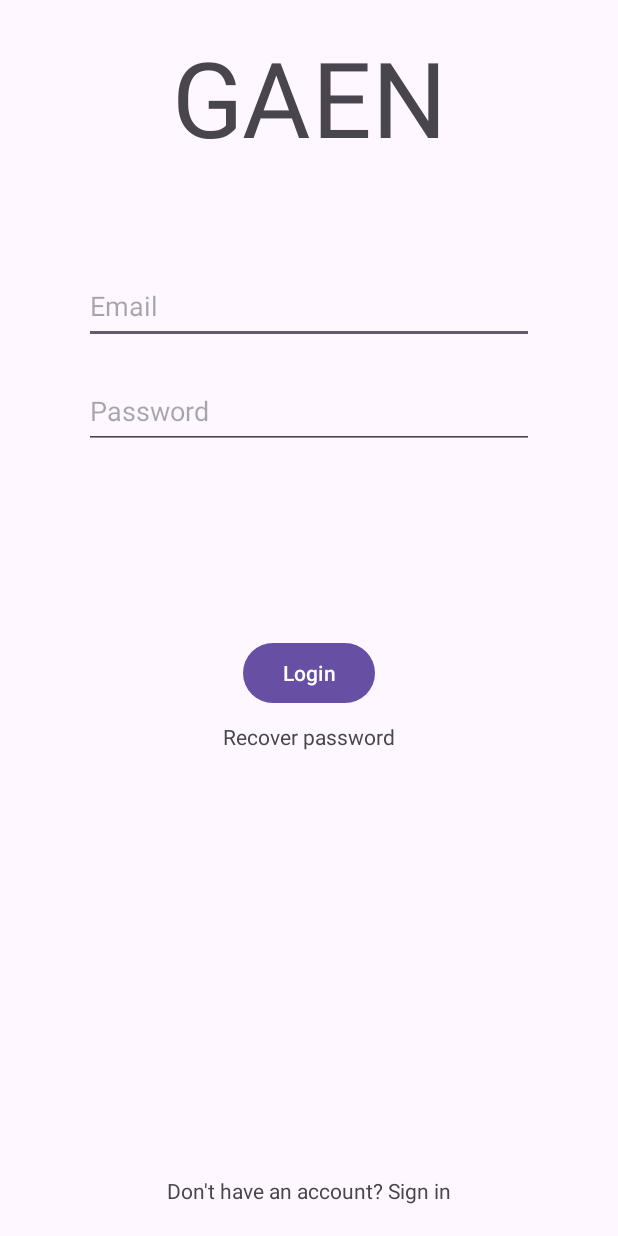
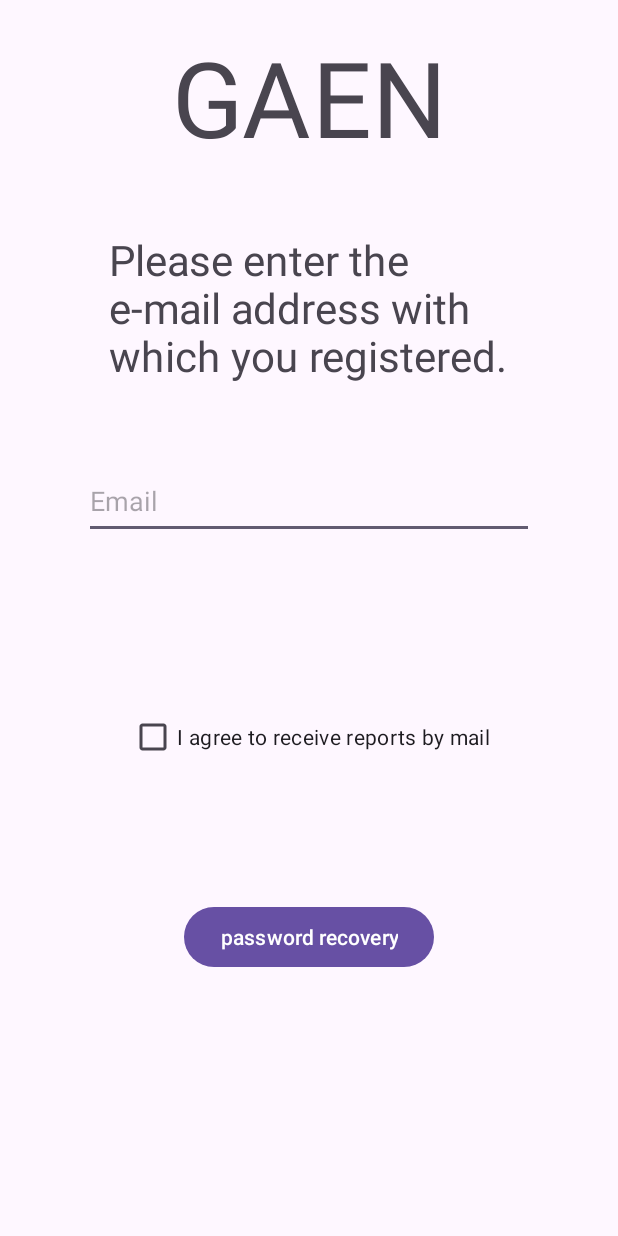
Before and after one commit to Joseleelsuper/GestorDeAlmacenamiento, an Android app: the screen it shows after launch (User before the commit, RecoverPWD after it), after a tap on "Recover password", on a phone screen of 412 x 824 dp. Run offline under Robolectric (Android 15) with nearby library versions, the phone set to English and light mode, and no system bars.

Commit message:
Avanzado en el desarrollo

```diff
--- a/app/src/main/AndroidManifest.xml
+++ b/app/src/main/AndroidManifest.xml
@@ -21,6 +21,7 @@
         <activity android:name=".user.User" />
         <activity android:name=".MainActivity"/>
         <activity android:name=".user.Register" />
+        <activity android:name=".user.RecoverPWD" />
     </application>
 
 </manifest>
--- a/app/src/main/java/com/example/gestordealmacenamiento/user/RecoverPWD.java
+++ b/app/src/main/java/com/example/gestordealmacenamiento/user/RecoverPWD.java
@@ -1,9 +1,12 @@
 package com.example.gestordealmacenamiento.user;
 
+import android.content.Intent;
 import android.os.Bundle;
+import android.view.View;
 
 import androidx.appcompat.app.AppCompatActivity;
 
+import com.example.gestordealmacenamiento.MainActivity;
 import com.example.gestordealmacenamiento.R;
 
 public class RecoverPWD extends AppCompatActivity {
@@ -13,4 +16,9 @@ public class RecoverPWD extends AppCompatActivity {
         super.onCreate(savedInstanceState);
         setContentView(R.layout.recoverpwd);
     }
+
+    public void recover(View view) {
+        Intent intent = new Intent(this, User.class);
+        startActivity(intent);
+    }
 }
--- a/app/src/main/java/com/example/gestordealmacenamiento/user/User.java
+++ b/app/src/main/java/com/example/gestordealmacenamiento/user/User.java
@@ -85,12 +85,6 @@ public class User extends AppCompatActivity {
     }
 
     /**
-     * Método que cierra sesión.
-     */
-    public void logout(View view) {
-    }
-
-    /**
      * Método que sube un archivo.
      *
      * @param file Archivo a subir.
--- a/app/src/main/res/layout/recoverpwd.xml
+++ b/app/src/main/res/layout/recoverpwd.xml
@@ -1,7 +1,6 @@
 <?xml version="1.0" encoding="utf-8"?>
 <androidx.constraintlayout.widget.ConstraintLayout xmlns:android="http://schemas.android.com/apk/res/android"
     xmlns:app="http://schemas.android.com/apk/res-auto"
-    xmlns:tools="http://schemas.android.com/tools"
     android:layout_width="match_parent"
     android:layout_height="match_parent">
 
@@ -19,16 +18,53 @@
         app:layout_constraintVertical_bias="0.067" />
 
     <TextView
-        android:id="@+id/textView"
+        android:id="@+id/recoverpwd_text"
         android:layout_width="wrap_content"
         android:layout_height="wrap_content"
         android:layout_marginTop="105dp"
         android:scaleX="2"
         android:scaleY="2"
-        android:text="Please enter the e-mail\naddress with\nwhich you registered."
+        android:text="@string/please_enter_the_ne_mail_address_with_nwhich_you_registered"
         app:layout_constraintBottom_toBottomOf="parent"
         app:layout_constraintEnd_toEndOf="parent"
         app:layout_constraintStart_toStartOf="parent"
         app:layout_constraintTop_toBottomOf="@+id/GAEN_title"
         app:layout_constraintVertical_bias="0.0" />
+
+    <EditText
+        android:id="@+id/recoverpwd_Email"
+        android:layout_width="300dp"
+        android:layout_height="50dp"
+        android:layout_marginTop="105dp"
+        android:ems="10"
+        android:hint="@string/email"
+        android:inputType="textEmailAddress"
+        app:layout_constraintBottom_toBottomOf="parent"
+        app:layout_constraintEnd_toEndOf="parent"
+        app:layout_constraintStart_toStartOf="parent"
+        app:layout_constraintTop_toBottomOf="@+id/GAEN_title"
+        app:layout_constraintVertical_bias="0.22000003" />
+
+    <CheckBox
+        android:id="@+id/recoverpwd_mailReport"
+        android:layout_width="wrap_content"
+        android:layout_height="wrap_content"
+        android:text="@string/mailreports"
+        app:layout_constraintBottom_toTopOf="@+id/recoverpwd_ButtonRecover"
+        app:layout_constraintEnd_toEndOf="parent"
+        app:layout_constraintStart_toStartOf="parent"
+        app:layout_constraintTop_toBottomOf="@+id/recoverpwd_Email"
+        app:layout_constraintVertical_bias="0.557" />
+
+    <Button
+        android:id="@+id/recoverpwd_ButtonRecover"
+        android:layout_width="wrap_content"
+        android:layout_height="wrap_content"
+        android:onClick="recover"
+        android:text="@string/recovery"
+        app:layout_constraintBottom_toBottomOf="parent"
+        app:layout_constraintEnd_toEndOf="parent"
+        app:layout_constraintStart_toStartOf="parent"
+        app:layout_constraintTop_toBottomOf="@+id/GAEN_title"
+        app:layout_constraintVertical_bias="0.75" />
 </androidx.constraintlayout.widget.ConstraintLayout>
--- a/app/src/main/res/values/strings.xml
+++ b/app/src/main/res/values/strings.xml
@@ -20,4 +20,6 @@
     <string name="yesaccount">Have an account? Log in</string>
     <string name="userTerms">I accept the terms of use</string>
     <string name="mailreports">I agree to receive reports by mail</string>
+    <string name="recovery">password recovery</string>
+    <string name="please_enter_the_ne_mail_address_with_nwhich_you_registered">Please enter the\ne-mail address with\nwhich you registered.</string>
 </resources>
```
